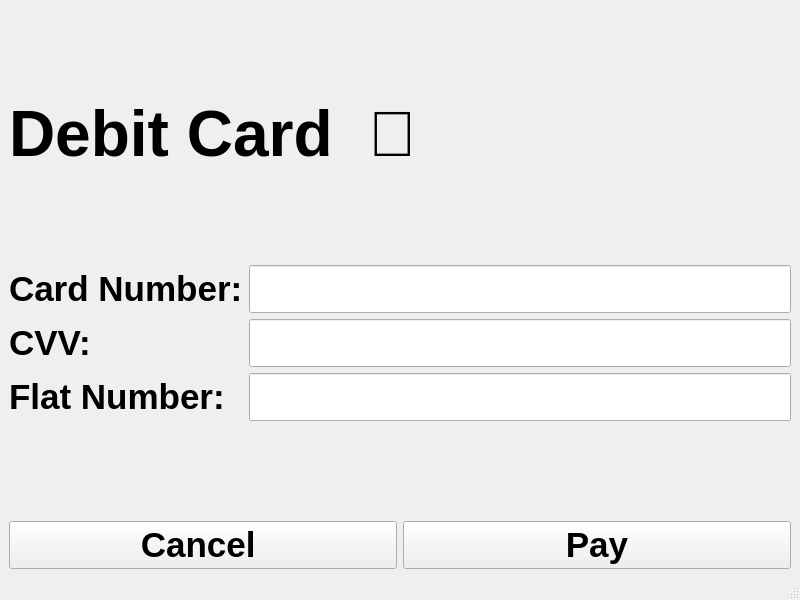
Qt form transaction_dc.ui (acmpesuecc/GrowPal) before a commit.
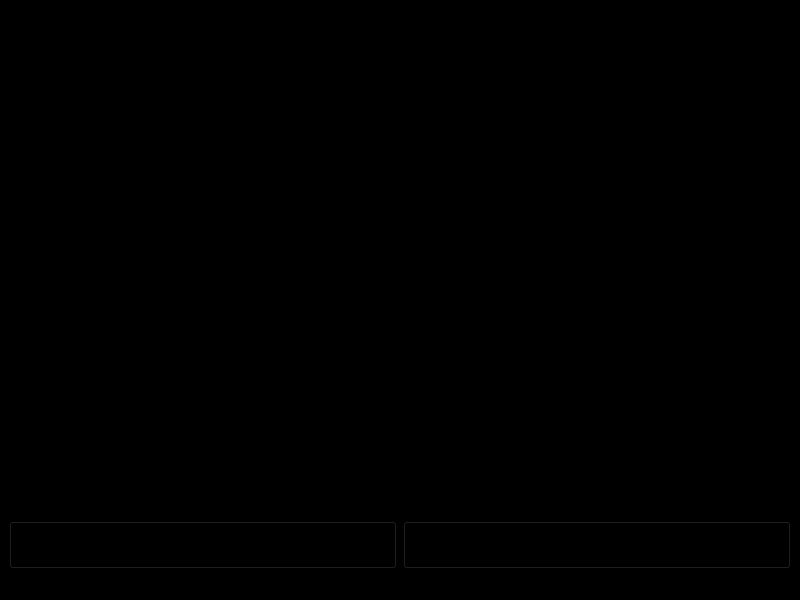
The same form after that commit.

```diff
--- a/transaction_dc.ui
+++ b/transaction_dc.ui
@@ -13,6 +13,9 @@
   <property name="windowTitle">
    <string>MainWindow</string>
   </property>
+  <property name="styleSheet">
+   <string notr="true">background-color: black;</string>
+  </property>
   <widget class="QWidget" name="centralwidget">
    <layout class="QGridLayout" name="gridLayout">
     <item row="0" column="0" colspan="2">
```
